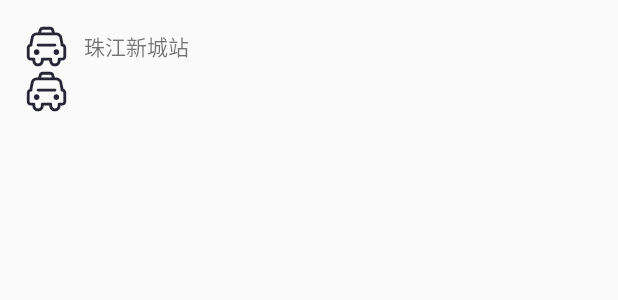
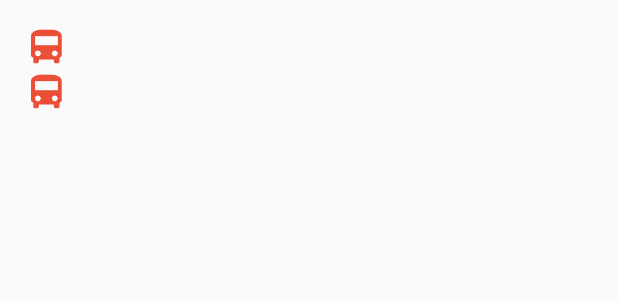
Before and after one commit to jzxyouok/Bus, an Android app: the layout item_bus.xml on its own in the app's theme, with its tools: preview values and no code run, on a phone screen of 412 x 824 dp. Shown: the top 300 px of the screen. Run offline under Robolectric (Android 15) with nearby library versions, the phone set to English and light mode, and no system bars.

Commit message:
界面微调, 集成友盟统计

```diff
--- a/app/build.gradle
+++ b/app/build.gradle
@@ -3,7 +3,6 @@ apply plugin: 'com.android.application'
 android {
     compileSdkVersion 23
     buildToolsVersion "23.0.2"
-
     defaultConfig {
         applicationId "com.scrat.app.bus"
         minSdkVersion 15
@@ -15,6 +14,9 @@ android {
         release {
             minifyEnabled false
             proguardFiles getDefaultProguardFile('proguard-android.txt'), 'proguard-rules.pro'
+            debuggable false
+            jniDebuggable false
+            renderscriptDebuggable false
         }
     }
 }
@@ -22,8 +24,8 @@ android {
 dependencies {
     compile fileTree(dir: 'libs', include: ['*.jar'])
     testCompile 'junit:junit:4.12'
-
     compile project(':core')
+    compile 'com.umeng.analytics:analytics:latest.integration'
 
     debugCompile 'com.squareup.leakcanary:leakcanary-android:1.4-beta2'
     releaseCompile 'com.squareup.leakcanary:leakcanary-android-no-op:1.4-beta2'
--- a/app/src/main/java/com/scrat/app/bus/home/BusListActivity.java
+++ b/app/src/main/java/com/scrat/app/bus/home/BusListActivity.java
@@ -4,15 +4,15 @@ import android.app.Activity;
 import android.content.Intent;
 import android.os.Bundle;
 import android.support.annotation.Nullable;
-import android.support.v7.app.AppCompatActivity;
 
 import com.scrat.app.bus.R;
+import com.scrat.app.bus.common.BaseActivity;
 import com.scrat.app.core.utils.ActivityUtils;
 
 /**
  * Created by yixuanxuan on 16/5/20.
  */
-public class BusListActivity extends AppCompatActivity {
+public class BusListActivity extends BaseActivity {
     private BusListFragment mFragment;
 
     private static final String sExtraKeyBusId = "bus_id";
--- a/app/src/main/res/layout/item_bus.xml
+++ b/app/src/main/res/layout/item_bus.xml
@@ -2,15 +2,15 @@
 <RelativeLayout xmlns:android="http://schemas.android.com/apk/res/android"
     android:layout_width="match_parent"
     android:layout_height="wrap_content"
-    android:paddingTop="@dimen/activity_vertical_margin"
     android:paddingLeft="@dimen/activity_horizontal_margin"
-    android:paddingRight="@dimen/activity_horizontal_margin">
+    android:paddingRight="@dimen/activity_horizontal_margin"
+    android:paddingTop="@dimen/activity_vertical_margin">
 
     <ImageView
         android:id="@+id/ic_curr_stop"
         android:layout_width="30dp"
         android:layout_height="30dp"
-        android:src="@drawable/taxi" />
+        android:src="@mipmap/ic_launcher" />
 
     <TextView
         android:id="@+id/tv_name"
@@ -19,12 +19,12 @@
         android:layout_marginLeft="10dp"
         android:layout_toRightOf="@id/ic_curr_stop"
         android:gravity="center_vertical"
-        android:text="珠江新城站" />
+        android:textColor="@color/black" />
 
     <ImageView
         android:id="@+id/ic_leaving_stop"
         android:layout_width="30dp"
         android:layout_height="30dp"
         android:layout_below="@id/ic_curr_stop"
-        android:src="@drawable/taxi" />
+        android:src="@mipmap/ic_launcher" />
 </RelativeLayout>
```
Also changed, not shown: app/src/main/AndroidManifest.xml (+18 -7 lines), app/src/main/java/com/scrat/app/bus/common/BaseActivity.java (+11 -0 lines), app/src/main/java/com/scrat/app/bus/search/SearchFragment.java (+0 -7 lines), app/src/main/res/layout/frg_home.xml (+9 -3 lines), app/src/main/res/layout/frg_search.xml (+4 -3 lines).
